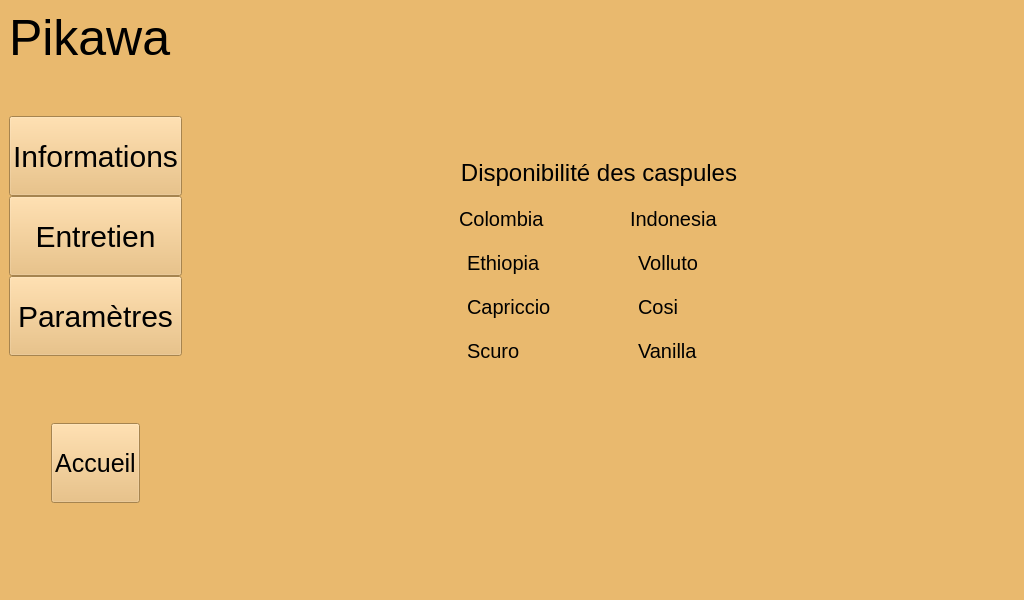
The window that pikawa-qt/ihm.ui (bts-lasalle-avignon-projets/pikawa-2022) describes before a commit, drawn with Qt 5.
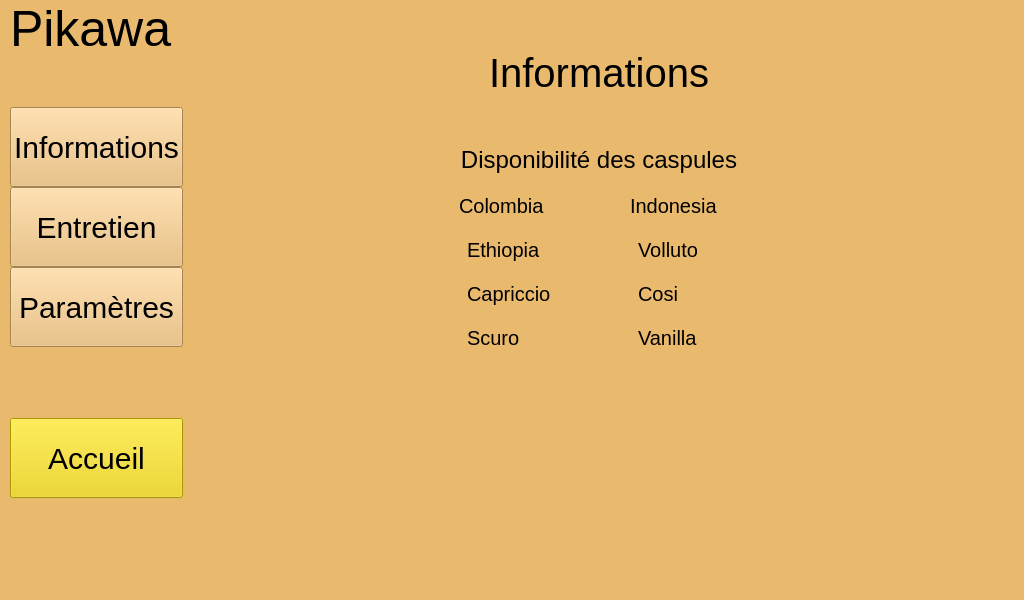
The same window after the commit. The open tabs and pages were chosen to show the change. Icons and pictures are not drawn.

```diff
--- a/pikawa-qt/ihm.ui
+++ b/pikawa-qt/ihm.ui
@@ -1568,6 +1568,21 @@
         <string notr="true">background:rgb(233, 185, 110);</string>
        </property>
        <layout class="QVBoxLayout" name="verticalLayout_2">
+        <property name="spacing">
+         <number>0</number>
+        </property>
+        <property name="leftMargin">
+         <number>10</number>
+        </property>
+        <property name="topMargin">
+         <number>0</number>
+        </property>
+        <property name="rightMargin">
+         <number>10</number>
+        </property>
+        <property name="bottomMargin">
+         <number>10</number>
+        </property>
         <item>
          <layout class="QHBoxLayout" name="layoutPrincipal">
           <property name="spacing">
@@ -1695,7 +1710,7 @@
               </property>
              </spacer>
             </item>
-            <item alignment="Qt::AlignHCenter">
+            <item>
              <widget class="QPushButton" name="boutonAcceuilInformation">
               <property name="minimumSize">
                <size>
@@ -1710,7 +1725,8 @@
                </size>
               </property>
               <property name="styleSheet">
-               <string notr="true">font-size:25px;</string>
+               <string notr="true">font-size: 30px;
+background-color: rgb(237, 212, 0);</string>
               </property>
               <property name="text">
                <string>Accueil</string>
@@ -1758,7 +1774,7 @@
               <property name="sizeHint" stdset="0">
                <size>
                 <width>20</width>
-                <height>100</height>
+                <height>50</height>
                </size>
               </property>
              </spacer>
@@ -1770,6 +1786,19 @@
               </property>
              </layout>
             </item>
+            <item>
+             <widget class="QLabel" name="label_2">
+              <property name="styleSheet">
+               <string notr="true">font-size: 40px;</string>
+              </property>
+              <property name="text">
+               <string>Informations</string>
+              </property>
+              <property name="alignment">
+               <set>Qt::AlignCenter</set>
+              </property>
+             </widget>
+            </item>
             <item>
              <spacer name="verticalSpacer_12">
               <property name="orientation">
```
Left out of the diff: 194 changed lines with no effect on the pictures. Lines whose indentation alone changed are shown as unchanged.
